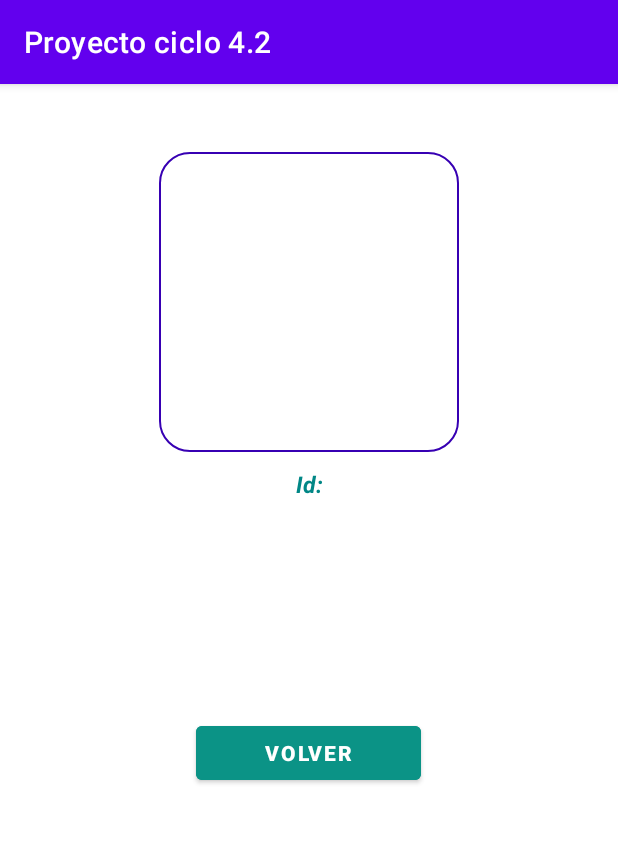
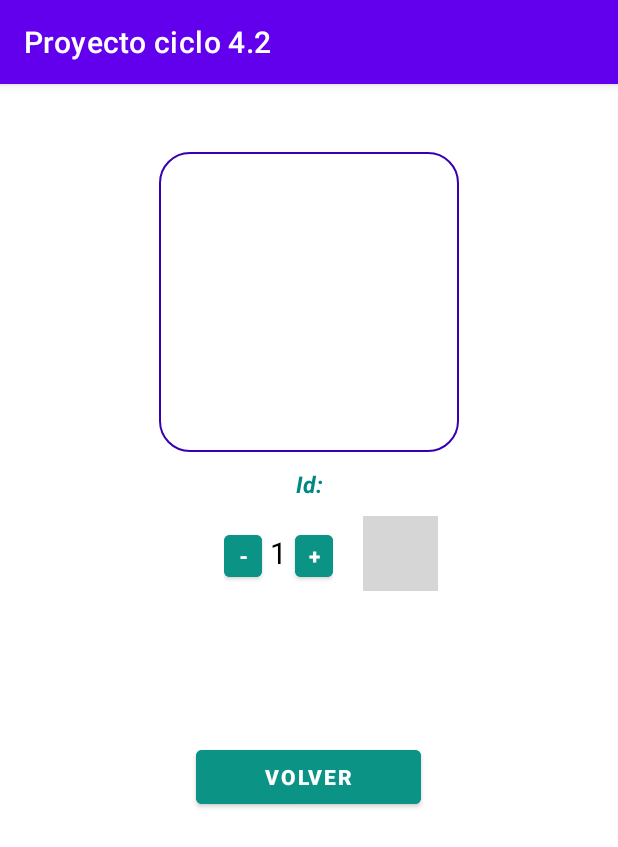
Before and after one commit to jhonathanzapata/Proyectomarket2, an Android app: the DetailActivity screen opened directly, with no data from a screen before it, on a phone screen of 412 x 824 dp. Shown: the top 847 px of the screen. Run offline under Robolectric (Android 15) with nearby library versions, the phone set to English and light mode, and no system bars; our stand-ins replace Firebase (no records; nobody signed in at launch, a user with empty details on screens opened directly), Picasso; grey boxes are pictures that could not be loaded.

Commit message:
Adición de función de carrito

```diff
--- a/app/src/main/AndroidManifest.xml
+++ b/app/src/main/AndroidManifest.xml
@@ -11,6 +11,9 @@
         android:roundIcon="@mipmap/ic_launcher_round"
         android:supportsRtl="true"
         android:theme="@style/Theme.ProyectoCiclo42">
+        <activity
+            android:name=".StorageActivity"
+            android:exported="false" />
         <activity
             android:name=".DetailActivity"
             android:exported="false" />
--- a/app/src/main/java/com/example/proyectociclo42/DetailActivity.kt
+++ b/app/src/main/java/com/example/proyectociclo42/DetailActivity.kt
@@ -5,12 +5,10 @@ import android.content.Intent
 import android.content.SharedPreferences
 import androidx.appcompat.app.AppCompatActivity
 import android.os.Bundle
-import android.widget.ArrayAdapter
-import android.widget.ImageView
-import android.widget.ListView
-import android.widget.TextView
+import android.widget.*
 import com.google.firebase.firestore.FirebaseFirestore
 import com.squareup.picasso.Picasso
+import java.util.*
 
 class DetailActivity : AppCompatActivity() {
 
@@ -25,6 +23,11 @@ class DetailActivity : AppCompatActivity() {
     private var listViewComments: ListView? = null
     private var listComments = arrayListOf<String>()
 
+    private var costProduct: TextView? = null
+    private var amountText: TextView? = null
+    private var costUnit = 0
+    private var image = ""
+
     override fun onCreate(savedInstanceState: Bundle?) {
         super.onCreate(savedInstanceState)
         setContentView(R.layout.activity_detail)
@@ -33,9 +36,11 @@ class DetailActivity : AppCompatActivity() {
         imageproduct = findViewById<ImageView>(R.id.imageProduct)
         desProduct = findViewById<TextView>(R.id.desProduct)
         catProduct = findViewById<TextView>(R.id.catProducto)
-        preProduct = findViewById<TextView>(R.id.preProducto)
+        //preProduct = findViewById<TextView>(R.id.preProducto)
         idProduct = findViewById<TextView>(R.id.idProduct)
         listViewComments = findViewById<ListView>(R.id.listComments)
+        costProduct = findViewById<TextView>(R.id.costProduct)
+        amountText = findViewById<TextView>(R.id.amount)
 
         val bundle:Bundle?=intent.extras
         val email:String?=bundle?.getString("email")
@@ -44,6 +49,68 @@ class DetailActivity : AppCompatActivity() {
         if (product != null) {
             loadProduct(product)
         }
+
+        var buttonLess = findViewById<Button>(R.id.less)
+        buttonLess.setOnClickListener {
+
+            var amount =  amountText!!.text.toString().toInt()
+
+            if(amount > 1){
+                amount -= 1
+                amountText!!.text = amount.toString()
+            }
+
+            costProduct!!.text = (costUnit * amount).toString()
+
+        }
+
+        var buttonMore = findViewById<Button>(R.id.more)
+        buttonMore.setOnClickListener {
+
+            var amount =  amountText!!.text.toString().toInt()
+
+            if(amount < 10){
+                amount += 1
+                amountText!!.text = amount.toString()
+            }
+
+            costProduct!!.text = (costUnit * amount).toString()
+
+        }
+
+        var buttonAddCar = findViewById<ImageButton>(R.id.addCar)
+        buttonAddCar.setOnClickListener {
+
+            //Save Car
+            var idCar = ""
+            val getPrefs = getSharedPreferences(resources.getString(R.string.prefs_file), Context.MODE_PRIVATE)
+            idCar = getPrefs.getString("car", null).toString()
+            var email = getPrefs.getString("email", null).toString()
+
+            if(idCar == null || idCar.isEmpty() || idCar == "null"){
+                idCar = UUID.randomUUID().toString()
+                val setPrefs = getSharedPreferences(resources.getString(R.string.prefs_file), Context.MODE_PRIVATE).edit()
+                setPrefs.putString("car",idCar)
+                setPrefs.apply()
+            }
+
+            db.collection("car").document(idCar).set(hashMapOf("state" to false,"email" to email))
+
+            db.collection("car").document(idCar)
+                .collection("products").document(idProduct!!.text.toString()).set(
+                    hashMapOf("amount" to amountText!!.text.toString(),
+                        "cost" to costUnit!!.toString(),
+                        "image" to image,
+                        "title" to textproduct!!.text.toString(),
+                    ))
+
+
+            val StorageIntent= Intent(this,StorageActivity::class.java)
+            startActivity(StorageIntent)
+
+        }
+
+
     }
 
     private fun loadProduct(product: String) {
@@ -52,10 +119,15 @@ class DetailActivity : AppCompatActivity() {
             .addOnSuccessListener {
                 textproduct!!.setText(it.get("nombre") as String)
                 Picasso.get().load(it.get("foto").toString()).into(imageproduct!!)
+                image = it.get("foto").toString()
                 idProduct!!.setText(it.id)
                 desProduct!!.setText(it.get("descripcion") as String)
                 catProduct!!.setText(it.get("categoria") as String)
-                preProduct!!.setText(it.get("precio") as String)
+
+                costProduct!!.text =  it.get("precio").toString()
+                costUnit = it.get("precio").toString().toInt()
+
+                //preProduct!!.setText(it.get("precio") as String)
 
             }
 
@@ -66,7 +138,7 @@ class DetailActivity : AppCompatActivity() {
 
                     for (comment in it) {
                         listComments.add(
-                            comment.get("usuario").toString() + " : " + comment.get("comentario").toString()
+                            comment.get("usuario").toString() + " : "+"calificacion: "+comment.get("puntuacion").toString()+" ." + comment.get("comentario").toString()
                         )
                     }
 
--- a/app/src/main/res/layout/activity_detail.xml
+++ b/app/src/main/res/layout/activity_detail.xml
@@ -63,6 +63,75 @@
 
             </LinearLayout>
 
+
+            <LinearLayout
+                android:layout_width="match_parent"
+                android:layout_height="wrap_content"
+                android:layout_margin="5dp"
+                android:gravity="center">
+
+                <TextView
+                    android:id="@+id/costProduct"
+                    android:layout_width="wrap_content"
+                    android:layout_height="wrap_content"
+                    android:layout_marginLeft="10dp"
+                    android:textColor="@color/green"
+                    android:textSize="25dp" />
+
+
+                <LinearLayout
+                    android:layout_width="wrap_content"
+                    android:layout_height="wrap_content"
+                    android:layout_gravity="center"
+                    android:layout_marginLeft="20dp"
+                    android:layout_marginRight="20dp"
+                    android:orientation="horizontal">
+
+                    <Button
+                        android:id="@+id/less"
+                        android:layout_width="25dp"
+                        android:layout_height="40dp"
+                        android:padding="0.1sp"
+                        android:backgroundTint="@color/green"
+                        android:text="-"
+                        android:textStyle="bold" />
+
+                    <TextView
+                        android:id="@+id/amount"
+                        android:layout_width="wrap_content"
+                        android:layout_height="40dp"
+                        android:layout_marginLeft="5dp"
+                        android:layout_marginRight="5dp"
+                        android:gravity="center"
+                        android:text="1"
+                        android:textColor="@color/black"
+                        android:textSize="20dp" />
+
+
+                    <Button
+                        android:id="@+id/more"
+                        android:layout_width="25dp"
+                        android:layout_height="40dp"
+                        android:padding="0.1sp"
+                        android:backgroundTint="@color/green"
+                        android:text="+"
+                        android:textStyle="bold" />
+
+
+                </LinearLayout>
+
+
+                <ImageButton
+                    android:id="@+id/addCar"
+                    android:layout_width="50dp"
+                    android:layout_height="50dp"
+                    android:background="@drawable/customborder"
+                    android:src="@drawable/imagen_carrito"
+                    android:scaleType="centerInside"/>
+
+
+            </LinearLayout>
+
             <TextView
                 android:id="@+id/desProduct"
                 android:layout_width="match_parent"
@@ -79,22 +148,23 @@
                 android:textSize="18sp"
                 android:layout_margin="10dp"/>
 
-            <TextView
-                android:id="@+id/preProducto"
-                android:layout_width="match_parent"
-                android:layout_height="wrap_content"
-                android:gravity="left"
-                android:textSize="18sp"
-                android:layout_margin="10dp"/>
 
         </LinearLayout>
 
+        <!--<ScrollView
+            android:id="@+id/scrollView"
+            android:layout_width="match_parent"
+            android:layout_height="wrap_content"
+            tools:layout_editor_absoluteX="0dp"
+            android:layout_marginTop="5dp">-->
 
         <ListView
             android:id="@+id/listComments"
             android:layout_width="match_parent"
             android:layout_height="wrap_content"
             />
+
+<!--        </ScrollView>-->
 
         <Button
             android:id="@+id/btn_volver"
@@ -107,6 +177,7 @@
             android:textStyle="bold" />
 
 
+
     </LinearLayout>
 
 </LinearLayout>
--- a/app/src/main/res/layout/hardware_item.xml
+++ b/app/src/main/res/layout/hardware_item.xml
@@ -81,7 +81,8 @@
         android:id="@+id/promediopuntuacion"
         android:layout_width="wrap_content"
         android:layout_height="wrap_content"
-        android:layout_marginStart="232dp"
+        android:drawableLeft="@drawable/estrella_amarilla"
+        android:layout_marginStart="200dp"
         android:layout_marginTop="4dp"
         android:text="0.0"
         android:textSize="19sp"
```
Also changed, not shown: app/src/main/java/com/example/proyectociclo42/Adaptador/AdaptaCarrito.kt (added, +44 -0 lines), app/src/main/java/com/example/proyectociclo42/Adaptador/AdaptaProducto.kt (+13 -1 lines), app/src/main/java/com/example/proyectociclo42/HomeActivity.kt (+26 -20 lines), app/src/main/java/com/example/proyectociclo42/StorageActivity.kt (added, +100 -0 lines), app/src/main/java/com/example/proyectociclo42/model/ProductosCarrito.kt (added, +9 -0 lines), app/src/main/res/layout/activity_storage.xml (added, +79 -0 lines), app/src/main/res/layout/item_car.xml (added, +78 -0 lines).
